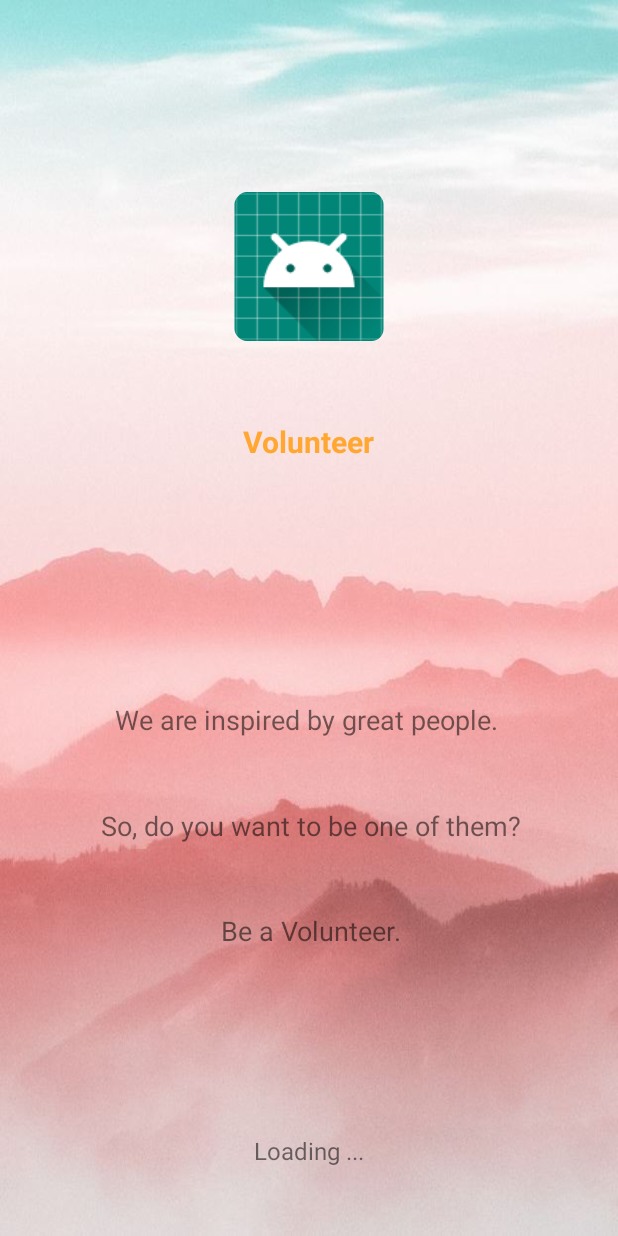
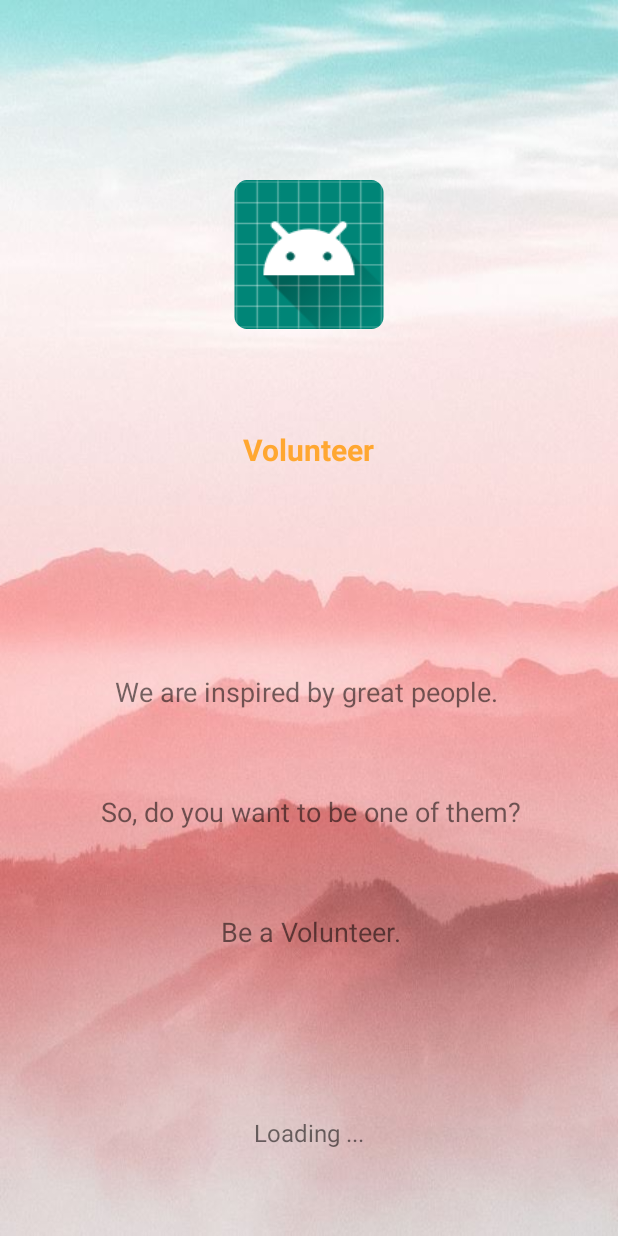
Before and after one commit to naumanahmad9/VolunteerApp, an Android app: the SplashScreenActivity screen opened directly, with no data from a screen before it, on a phone screen of 412 x 824 dp. Run offline under Robolectric (Android 15) with nearby library versions, the phone set to English and light mode, and no system bars.

Commit message:
made changes

```diff
--- a/app/src/main/res/layout/activity_splash_screen.xml
+++ b/app/src/main/res/layout/activity_splash_screen.xml
@@ -11,13 +11,12 @@
         android:id="@+id/textView4"
         android:layout_width="267dp"
         android:layout_height="wrap_content"
-        android:layout_marginTop="45dp"
-        android:layout_marginBottom="4dp"
+        android:layout_marginTop="25dp"
+        android:layout_marginBottom="3dp"
         android:text="We are inspired by great people. "
         android:textAlignment="center"
         android:textSize="18sp"
         app:layout_constraintBottom_toTopOf="@+id/textView2"
-        app:layout_constraintHorizontal_bias="0.504"
         app:layout_constraintLeft_toLeftOf="parent"
         app:layout_constraintRight_toRightOf="parent"
         app:layout_constraintTop_toBottomOf="@+id/textView6" />
@@ -27,7 +26,7 @@
         android:layout_width="wrap_content"
         android:layout_height="wrap_content"
         android:layout_marginStart="8dp"
-        android:layout_marginTop="4dp"
+        android:layout_marginTop="2dp"
         android:layout_marginEnd="8dp"
         android:layout_marginBottom="3dp"
         android:text="So, do you want to be one of them?"
@@ -44,9 +43,9 @@
         android:layout_width="wrap_content"
         android:layout_height="wrap_content"
         android:layout_marginStart="8dp"
-        android:layout_marginTop="4dp"
+        android:layout_marginTop="2dp"
         android:layout_marginEnd="8dp"
-        android:layout_marginBottom="66dp"
+        android:layout_marginBottom="50dp"
         android:text="Be a Volunteer."
         android:textAlignment="center"
         android:textSize="18sp"
@@ -61,7 +60,7 @@
         android:layout_width="wrap_content"
         android:layout_height="wrap_content"
         android:layout_marginStart="8dp"
-        android:layout_marginTop="20dp"
+        android:layout_marginTop="10dp"
         android:layout_marginEnd="8dp"
         android:layout_marginBottom="8dp"
         android:text="Loading ..."
@@ -76,7 +75,7 @@
         android:layout_width="100dp"
         android:layout_height="99dp"
         android:layout_marginStart="8dp"
-        android:layout_marginTop="90dp"
+        android:layout_marginTop="70dp"
         android:layout_marginEnd="8dp"
         android:layout_marginBottom="8dp"
         app:layout_constraintBottom_toTopOf="@+id/textView6"
@@ -92,7 +91,7 @@
         android:layout_marginStart="8dp"
         android:layout_marginTop="8dp"
         android:layout_marginEnd="8dp"
-        android:layout_marginBottom="80dp"
+        android:layout_marginBottom="64dp"
         android:text="Volunteer"
         android:textColor="@color/colorPrimary"
         android:textSize="20sp"
--- a/app/src/main/res/values/strings.xml
+++ b/app/src/main/res/values/strings.xml
@@ -15,4 +15,9 @@
     <string name="gender_hint">Gender</string>
     <string name="acc_type_hint">Account Type</string>
 
+    <!-- TODO: Remove or change this placeholder text -->
+    <string name="hello_blank_fragment">Hello blank fragment</string>
+
+    <string name="lorem">Lorem ipsum dolor sit amet, consectetur adipiscing elit, sed do eiusmod
+                        tempor incididunt ut labore et dolore magna aliqua.</string>
 </resources>
```
Also changed, not shown: app/src/main/res/layout/activity_signup.xml (+10 -0 lines).
